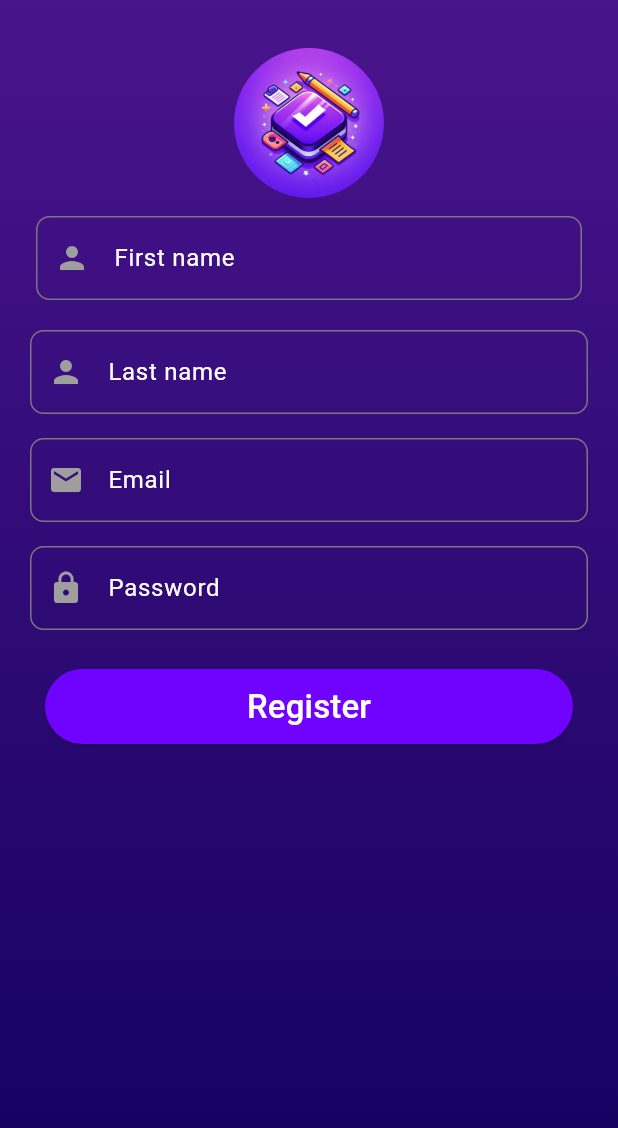
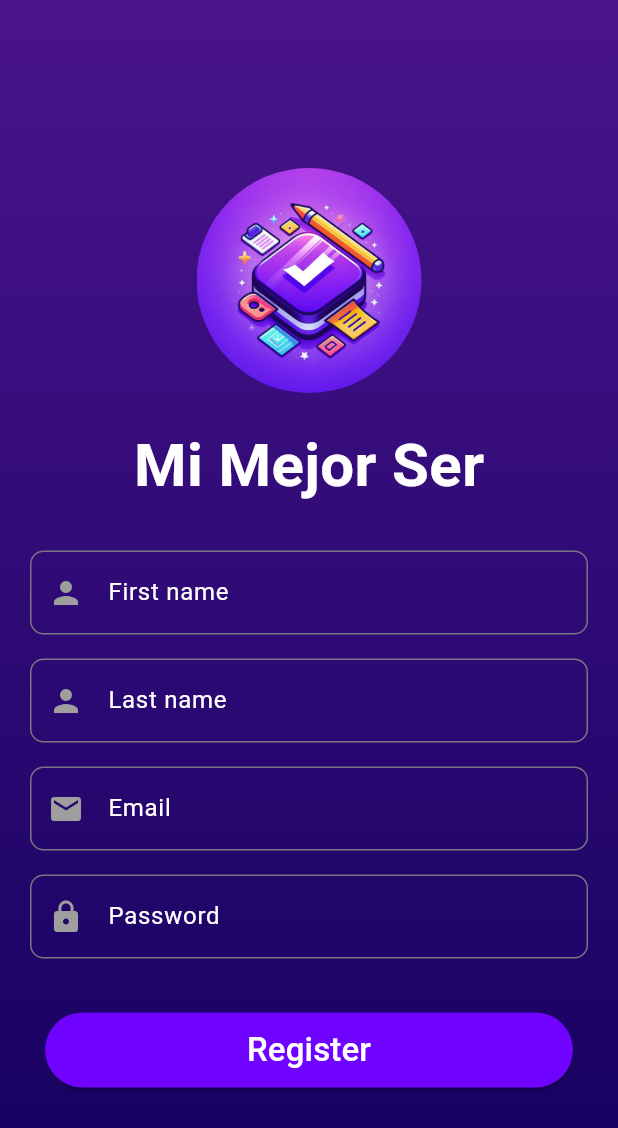
Before and after one commit to DorianoOjeda/project_movil_1, a Flutter app: the SignupPage screen opened by its route, on a phone screen of 412 x 824 dp. Shown: the top 1128 px of the screen. Run offline on Flutter 3.47's test engine with Material 3 defaults, Android fonts, the phone set to English and light mode, and no system bars; our stand-ins replace form_field_validator, table_calendar.

Commit message:
signup final styles made

```diff
--- a/lib/ui/pages/auth/signup.dart
+++ b/lib/ui/pages/auth/signup.dart
@@ -30,13 +30,26 @@ class _SignupPageState extends State<SignupPage> {
                 crossAxisAlignment: CrossAxisAlignment.start,
                 children: <Widget>[
                   Padding(
-                    padding: const EdgeInsets.only(top: 20.0),
+                    padding: const EdgeInsets.only(
+                      top: 100.0,
+                      bottom: 20.0,
+                    ),
                     child: Center(
-                      child: getLogo(100, 100),
+                      child: getLogo(150, 150),
                     ),
                   ),
+                  const Center(
+                      child: Text(
+                    "Mi Mejor Ser",
+                    style: TextStyle(
+                      color: Colors.white,
+                      fontSize: 40,
+                      fontWeight: FontWeight.bold,
+                    ),
+                  )),
+                  const SizedBox(height: 20),
                   Padding(
-                    padding: const EdgeInsets.all(12.0),
+                    padding: const EdgeInsets.all(8.0),
                     child: TextFormField(
                       style: const TextStyle(color: Colors.white),
                       validator: MultiValidator([
@@ -139,8 +152,8 @@ class _SignupPageState extends State<SignupPage> {
                       ),
                     ),
                   ),
-                  Center(
-                      child: Padding(
+                  const SizedBox(height: 10),
+                  Padding(
                     padding: const EdgeInsets.all(18.0),
                     child: SizedBox(
                       width: MediaQuery.of(context).size.width,
@@ -168,7 +181,7 @@ class _SignupPageState extends State<SignupPage> {
                         },
                       ),
                     ),
-                  )),
+                  ),
                 ],
               ),
             ),
```
